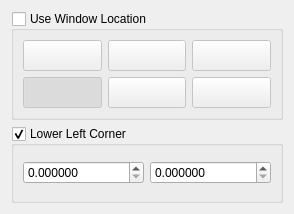
Old version of the form Qt/ApplicationComponents/Resources/UI/pqTextLocationWidget.ui in the repository Kitware/ParaView.
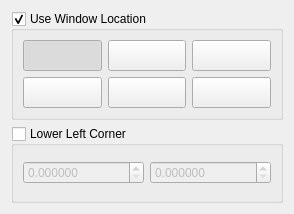
New version of the form. Icons and pictures are not drawn.

What changed in the file:
```diff
--- a/Qt/ApplicationComponents/Resources/UI/pqTextLocationWidget.ui
+++ b/Qt/ApplicationComponents/Resources/UI/pqTextLocationWidget.ui
@@ -29,7 +29,7 @@
       <bool>true</bool>
      </property>
      <property name="checked">
-      <bool>false</bool>
+      <bool>true</bool>
      </property>
      <layout class="QGridLayout">
       <property name="margin">
@@ -135,6 +135,9 @@
         <property name="checkable">
          <bool>true</bool>
         </property>
+        <property name="checked">
+         <bool>true</bool>
+        </property>
         <property name="autoExclusive">
          <bool>true</bool>
         </property>
@@ -205,9 +208,6 @@
         <property name="checkable">
          <bool>true</bool>
         </property>
-        <property name="checked">
-         <bool>true</bool>
-        </property>
         <property name="autoExclusive">
          <bool>true</bool>
         </property>
@@ -265,6 +265,9 @@
      <property name="checkable">
       <bool>true</bool>
      </property>
+     <property name="checked">
+      <bool>false</bool>
+     </property>
      <layout class="QGridLayout" name="gridLayout_2">
       <item row="0" column="1">
        <widget class="QDoubleSpinBox" name="doubleSpinBox_Pos1Y">
```
